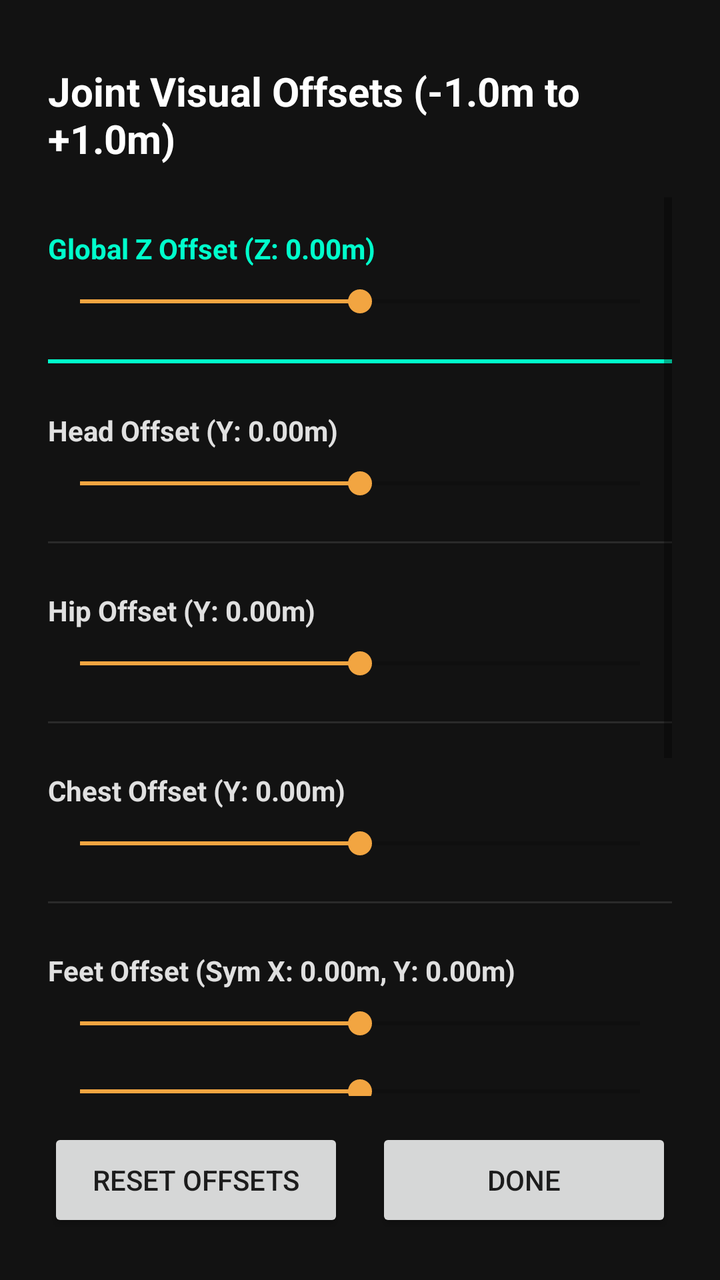
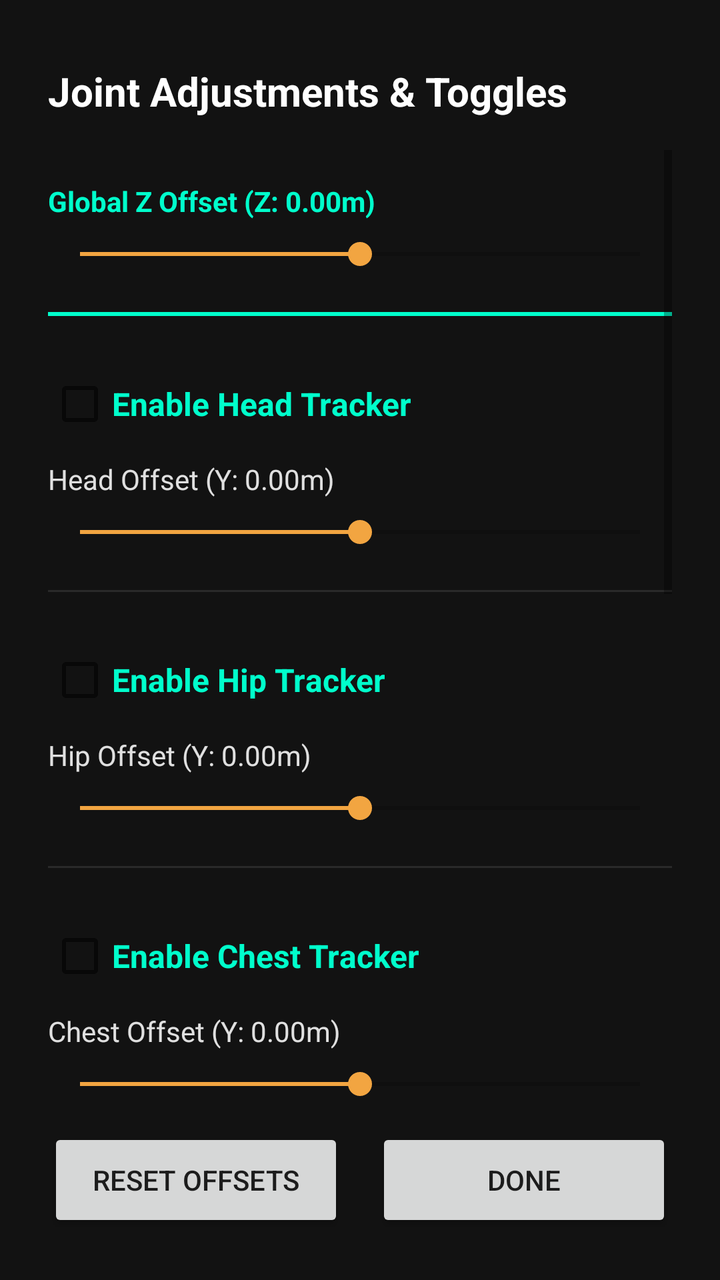

Compare the two renders of this Android layout. The source of the first and the diff that turns it into the second are given below.
<!-- AndroidManifest.xml: application theme Theme.VRBodyTracker -->
<!-- res/layout/dialog_joint_adjustments.xml -->
<?xml version="1.0" encoding="utf-8"?>
<LinearLayout xmlns:android="http://schemas.android.com/apk/res/android"
    android:layout_width="match_parent"
    android:layout_height="match_parent"
    android:background="#121212"
    android:orientation="vertical"
    android:padding="24dp">

    <TextView
        android:layout_width="match_parent"
        android:layout_height="wrap_content"
        android:layout_marginTop="8dp"
        android:layout_marginBottom="8dp"
        android:text="Joint Visual Offsets (-1.0m to +1.0m)"
        android:textColor="#FFFFFF"
        android:textSize="20sp"
        android:textStyle="bold" />

    <ScrollView
        android:layout_width="match_parent"
        android:layout_height="0dp"
        android:layout_marginTop="8dp"
        android:layout_marginBottom="16dp"
        android:layout_weight="1"
        android:fillViewport="true">

        <LinearLayout
            android:layout_width="match_parent"
            android:layout_height="wrap_content"
            android:orientation="vertical">

            
            <TextView
                android:id="@+id/globalZLabel"
                android:layout_width="match_parent"
                android:layout_height="wrap_content"
                android:layout_marginTop="16dp"
                android:text="Global Z Offset (Z: 0.00m)"
                android:textColor="#00FFCC"
                android:textSize="14sp"
                android:textStyle="bold" />

            <SeekBar
                android:id="@+id/globalZSeekBar"
                android:layout_width="match_parent"
                android:layout_height="wrap_content"
                android:layout_marginTop="8dp"
                android:layout_marginBottom="12dp"
                android:max="200"
                android:progress="100" />

            <View
                android:layout_width="match_parent"
                android:layout_height="2dp"
                android:layout_marginVertical="8dp"
                android:background="#00FFCC" />

            
            <TextView
                android:id="@+id/headLabel"
                android:layout_width="match_parent"
                android:layout_height="wrap_content"
                android:layout_marginTop="16dp"
                android:text="Head Offset (Y: 0.00m)"
                android:textColor="#E0E0E0"
                android:textSize="14sp"
                android:textStyle="bold" />

            <SeekBar
                android:id="@+id/headYSeekBar"
                android:layout_width="match_parent"
                android:layout_height="wrap_content"
                android:layout_marginTop="8dp"
                android:layout_marginBottom="12dp"
                android:max="200"
                android:progress="100" />

            <View
                android:layout_width="match_parent"
                android:layout_height="1dp"
                android:layout_marginVertical="8dp"
                android:background="#2A2A2A" />

            
            <TextView
                android:id="@+id/hipLabel"
                android:layout_width="match_parent"
                android:layout_height="wrap_content"
                android:layout_marginTop="16dp"
                android:text="Hip Offset (Y: 0.00m)"
                android:textColor="#E0E0E0"
                android:textSize="14sp"
                android:textStyle="bold" />

            <SeekBar
                android:id="@+id/hipYSeekBar"
                android:layout_width="match_parent"
                android:layout_height="wrap_content"
                android:layout_marginTop="8dp"
                android:layout_marginBottom="12dp"
                android:max="200"
                android:progress="100" />

            <View
                android:layout_width="match_parent"
                android:layout_height="1dp"
                android:layout_marginVertical="8dp"
                android:background="#2A2A2A" />

            
            <TextView
                android:id="@+id/chestLabel"
                android:layout_width="match_parent"
                android:layout_height="wrap_content"
                android:layout_marginTop="16dp"
                android:text="Chest Offset (Y: 0.00m)"
                android:textColor="#E0E0E0"
                android:textSize="14sp"
                android:textStyle="bold" />

            <SeekBar
                android:id="@+id/chestYSeekBar"
                android:layout_width="match_parent"
                android:layout_height="wrap_content"
                android:layout_marginTop="8dp"
                android:layout_marginBottom="12dp"
                android:max="200"
                android:progress="100" />

            <View
                android:layout_width="match_parent"
                android:layout_height="1dp"
                android:layout_marginVertical="8dp"
                android:background="#2A2A2A" />

            
            <TextView
                android:id="@+id/feetLabel"
                android:layout_width="match_parent"
                android:layout_height="wrap_content"
                android:layout_marginTop="16dp"
                android:text="Feet Offset (Sym X: 0.00m, Y: 0.00m)"
                android:textColor="#E0E0E0"
                android:textSize="14sp"
                android:textStyle="bold" />

            <SeekBar
                android:id="@+id/feetXSeekBar"
                android:layout_width="match_parent"
                android:layout_height="wrap_content"
                android:layout_marginTop="8dp"
                android:layout_marginBottom="8dp"
                android:max="200"
                android:progress="100" />

            <SeekBar
                android:id="@+id/feetYSeekBar"
                android:layout_width="match_parent"
                android:layout_height="wrap_content"
                android:layout_marginTop="8dp"
                android:layout_marginBottom="12dp"
                android:max="200"
                android:progress="100" />

            <View
                android:layout_width="match_parent"
                android:layout_height="1dp"
                android:layout_marginVertical="8dp"
                android:background="#2A2A2A" />

            
            <TextView
                android:id="@+id/kneesLabel"
                android:layout_width="match_parent"
                android:layout_height="wrap_content"
                android:layout_marginTop="16dp"
                android:text="Knees Offset (Sym X: 0.00m, Y: 0.00m)"
                android:textColor="#E0E0E0"
                android:textSize="14sp"
                android:textStyle="bold" />

            <SeekBar
                android:id="@+id/kneesXSeekBar"
                android:layout_width="match_parent"
                android:layout_height="wrap_content"
                android:layout_marginTop="8dp"
                android:layout_marginBottom="8dp"
                android:max="200"
                android:progress="100" />

            <SeekBar
                android:id="@+id/kneesYSeekBar"
                android:layout_width="match_parent"
                android:layout_height="wrap_content"
                android:layout_marginTop="8dp"
                android:layout_marginBottom="12dp"
                android:max="200"
                android:progress="100" />

            <View
                android:layout_width="match_parent"
                android:layout_height="1dp"
                android:layout_marginVertical="8dp"
                android:background="#2A2A2A" />

            
            <TextView
                android:id="@+id/elbowsLabel"
                android:layout_width="match_parent"
                android:layout_height="wrap_content"
                android:layout_marginTop="16dp"
                android:text="Elbows Offset (Sym X: 0.00m, Y: 0.00m)"
                android:textColor="#E0E0E0"
                android:textSize="14sp"
                android:textStyle="bold" />

            <SeekBar
                android:id="@+id/elbowsXSeekBar"
                android:layout_width="match_parent"
                android:layout_height="wrap_content"
                android:layout_marginTop="8dp"
                android:layout_marginBottom="8dp"
                android:max="200"
                android:progress="100" />

            <SeekBar
                android:id="@+id/elbowsYSeekBar"
                android:layout_width="match_parent"
                android:layout_height="wrap_content"
                android:layout_marginTop="8dp"
                android:layout_marginBottom="16dp"
                android:max="200"
                android:progress="100" />

        </LinearLayout>
    </ScrollView>

    <LinearLayout
        android:layout_width="match_parent"
        android:layout_height="wrap_content"
        android:orientation="horizontal">

        <Button
            android:id="@+id/resetOffsetsButton"
            android:layout_width="0dp"
            android:layout_height="52dp"
            android:layout_marginEnd="8dp"
            android:layout_weight="1"
            android:text="Reset Offsets" />

        <Button
            android:id="@+id/closeDialogButton"
            android:layout_width="0dp"
            android:layout_height="52dp"
            android:layout_marginStart="8dp"
            android:layout_weight="1"
            android:text="Done" />
    </LinearLayout>

</LinearLayout>
<!-- resources referenced by this layout -->
<resources>
  <style name="Theme.VRBodyTracker" parent="Theme.MaterialComponents.DayNight.NoActionBar">
          <item name="colorPrimary">#0B6E4F</item>
          <item name="colorPrimaryVariant">#09543D</item>
          <item name="colorOnPrimary">#FFFFFF</item>
          <item name="colorSecondary">#F2A541</item>
          <item name="colorOnSecondary">#1A1A1A</item>
          <item name="android:statusBarColor" tools:targetApi="l">#000000</item>
      </style>
</resources>

<!-- the commit's change to res/layout/dialog_joint_adjustments.xml (unified diff, before → after) -->
@@ -11,7 +11,7 @@
         android:layout_height="wrap_content"
         android:layout_marginTop="8dp"
         android:layout_marginBottom="8dp"
-        android:text="Joint Visual Offsets (-1.0m to +1.0m)"
+        android:text="Joint Adjustments &amp; Toggles"
         android:textColor="#FFFFFF"
         android:textSize="20sp"
         android:textStyle="bold" />
@@ -56,15 +56,24 @@
                 android:background="#00FFCC" />
 
             
+            <CheckBox
+                android:id="@+id/headCheckBox"
+                android:layout_width="match_parent"
+                android:layout_height="wrap_content"
+                android:layout_marginTop="12dp"
+                android:text="Enable Head Tracker"
+                android:textColor="#00FFCC"
+                android:textSize="16sp"
+                android:textStyle="bold" />
+
             <TextView
                 android:id="@+id/headLabel"
                 android:layout_width="match_parent"
                 android:layout_height="wrap_content"
-                android:layout_marginTop="16dp"
+                android:layout_marginTop="4dp"
                 android:text="Head Offset (Y: 0.00m)"
                 android:textColor="#E0E0E0"
-                android:textSize="14sp"
-                android:textStyle="bold" />
+                android:textSize="14sp" />
 
             <SeekBar
                 android:id="@+id/headYSeekBar"
@@ -82,15 +91,24 @@
                 android:background="#2A2A2A" />
 
             
+            <CheckBox
+                android:id="@+id/hipCheckBox"
+                android:layout_width="match_parent"
+                android:layout_height="wrap_content"
+                android:layout_marginTop="12dp"
+                android:text="Enable Hip Tracker"
+                android:textColor="#00FFCC"
+                android:textSize="16sp"
+                android:textStyle="bold" />
+
             <TextView
                 android:id="@+id/hipLabel"
                 android:layout_width="match_parent"
                 android:layout_height="wrap_content"
-                android:layout_marginTop="16dp"
+                android:layout_marginTop="4dp"
                 android:text="Hip Offset (Y: 0.00m)"
                 android:textColor="#E0E0E0"
-                android:textSize="14sp"
-                android:textStyle="bold" />
+                android:textSize="14sp" />
 
             <SeekBar
                 android:id="@+id/hipYSeekBar"
@@ -108,15 +126,24 @@
                 android:background="#2A2A2A" />
 
             
+            <CheckBox
+                android:id="@+id/chestCheckBox"
+                android:layout_width="match_parent"
+                android:layout_height="wrap_content"
+                android:layout_marginTop="12dp"
+                android:text="Enable Chest Tracker"
+                android:textColor="#00FFCC"
+                android:textSize="16sp"
+                android:textStyle="bold" />
+
             <TextView
                 android:id="@+id/chestLabel"
                 android:layout_width="match_parent"
                 android:layout_height="wrap_content"
-                android:layout_marginTop="16dp"
+                android:layout_marginTop="4dp"
                 android:text="Chest Offset (Y: 0.00m)"
                 android:textColor="#E0E0E0"
-                android:textSize="14sp"
-                android:textStyle="bold" />
+                android:textSize="14sp" />
 
             <SeekBar
                 android:id="@+id/chestYSeekBar"
@@ -134,15 +161,24 @@
                 android:background="#2A2A2A" />
 
             
+            <CheckBox
+                android:id="@+id/feetCheckBox"
+                android:layout_width="match_parent"
+                android:layout_height="wrap_content"
+                android:layout_marginTop="12dp"
+                android:text="Enable Feet Trackers"
+                android:textColor="#00FFCC"
+                android:textSize="16sp"
+                android:textStyle="bold" />
+
             <TextView
                 android:id="@+id/feetLabel"
                 android:layout_width="match_parent"
                 android:layout_height="wrap_content"
-                android:layout_marginTop="16dp"
+                android:layout_marginTop="4dp"
                 android:text="Feet Offset (Sym X: 0.00m, Y: 0.00m)"
                 android:textColor="#E0E0E0"
-                android:textSize="14sp"
-                android:textStyle="bold" />
+                android:textSize="14sp" />
 
             <SeekBar
                 android:id="@+id/feetXSeekBar"
@@ -169,15 +205,24 @@
                 android:background="#2A2A2A" />
 
             
+            <CheckBox
+                android:id="@+id/kneesCheckBox"
+                android:layout_width="match_parent"
+                android:layout_height="wrap_content"
+                android:layout_marginTop="12dp"
+                android:text="Enable Knees Trackers"
+                android:textColor="#00FFCC"
+                android:textSize="16sp"
+                android:textStyle="bold" />
+
             <TextView
                 android:id="@+id/kneesLabel"
                 android:layout_width="match_parent"
                 android:layout_height="wrap_content"
-                android:layout_marginTop="16dp"
+                android:layout_marginTop="4dp"
                 android:text="Knees Offset (Sym X: 0.00m, Y: 0.00m)"
                 android:textColor="#E0E0E0"
-                android:textSize="14sp"
-                android:textStyle="bold" />
+                android:textSize="14sp" />
 
             <SeekBar
                 android:id="@+id/kneesXSeekBar"
@@ -204,15 +249,24 @@
                 android:background="#2A2A2A" />
 
             
+            <CheckBox
+                android:id="@+id/elbowsCheckBox"
+                android:layout_width="match_parent"
+                android:layout_height="wrap_content"
+                android:layout_marginTop="12dp"
+                android:text="Enable Elbows Trackers"
+                android:textColor="#00FFCC"
+                android:textSize="16sp"
+                android:textStyle="bold" />
+
             <TextView
                 android:id="@+id/elbowsLabel"
                 android:layout_width="match_parent"
                 android:layout_height="wrap_content"
-                android:layout_marginTop="16dp"
+                android:layout_marginTop="4dp"
                 android:text="Elbows Offset (Sym X: 0.00m, Y: 0.00m)"
                 android:textColor="#E0E0E0"
-                android:textSize="14sp"
-                android:textStyle="bold" />
+                android:textSize="14sp" />
 
             <SeekBar
                 android:id="@+id/elbowsXSeekBar"
